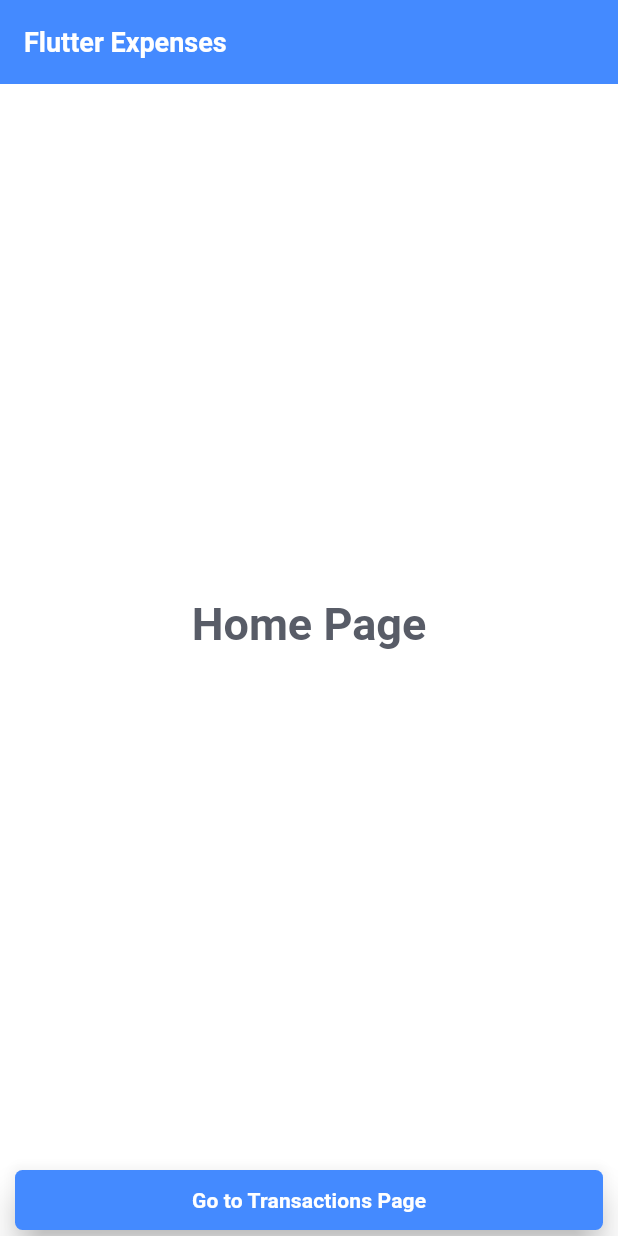
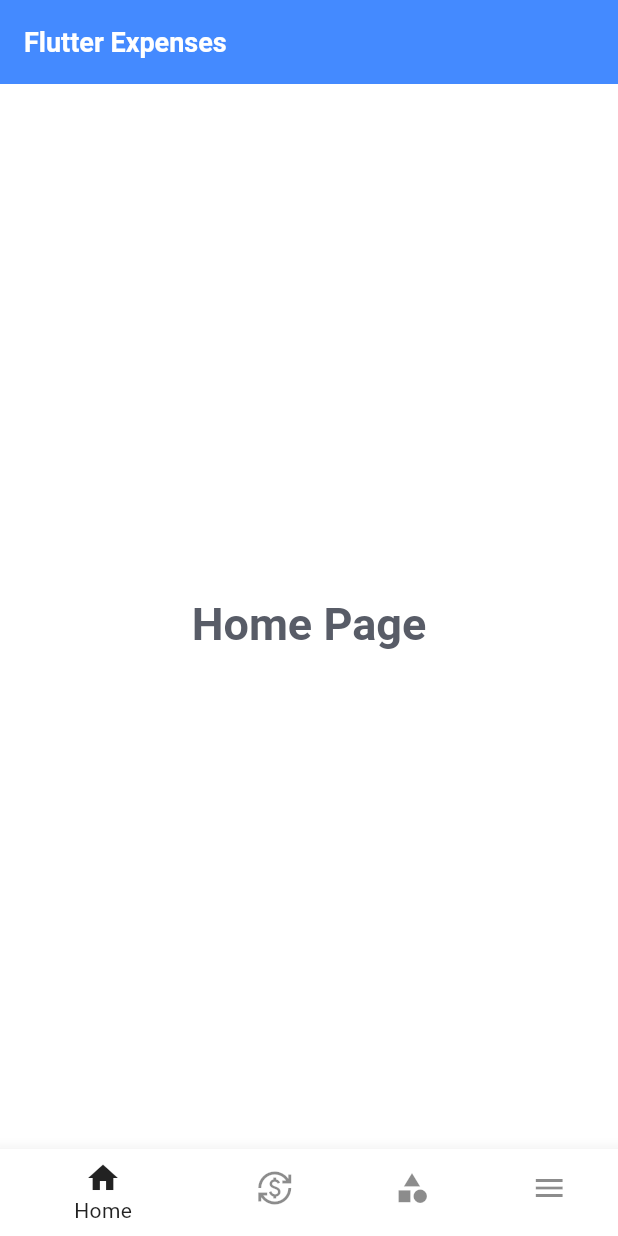
Before and after one commit to marco-maturana/flutter-expenses, a Flutter app: the screen it shows after launch, on a phone screen of 412 x 824 dp. Run offline on Flutter 3.47's test engine with Material 3 defaults, Android fonts, the phone set to English and light mode, and no system bars; our stand-ins replace flutter_hooks, go_router, hooks_riverpod, riverpod_annotation; generated files the repository leaves out were written again; Roboto replaces fonts that are missing (Readex Pro).

Commit message:
add bottom navigation bar

```diff
--- /dev/null
+++ b/lib/ui/layouts/default/components/bottom_navigation_bar.dart
@@ -0,0 +1,55 @@
+import 'package:flutter/material.dart';
+import 'package:flutter_hooks/flutter_hooks.dart';
+import 'package:go_router/go_router.dart';
+
+class BottomNavigationBarComponent extends HookWidget {
+  const BottomNavigationBarComponent({super.key});
+
+  @override
+  Widget build(BuildContext context) {
+    final uri = GoRouterState.of(context).uri;
+    final selectedIndex = useState(uri.path == '/' ? 0 : 1);
+
+    return BottomNavigationBar(
+      elevation: 10,
+      items: const <BottomNavigationBarItem>[
+        BottomNavigationBarItem(
+          backgroundColor: Colors.white,
+          icon: Icon(Icons.home),
+          label: 'Home',
+        ),
+        BottomNavigationBarItem(
+          backgroundColor: Colors.white,
+          icon: Icon(Icons.currency_exchange),
+          label: 'Transactions',
+        ),
+        BottomNavigationBarItem(
+          backgroundColor: Colors.white,
+          icon: Icon(Icons.category),
+          label: 'Categories',
+        ),
+        BottomNavigationBarItem(
+          backgroundColor: Colors.white,
+          icon: Icon(Icons.menu),
+          label: 'Menu',
+        ),
+      ],
+      currentIndex: selectedIndex.value,
+      selectedItemColor: Colors.black87,
+      unselectedItemColor: Colors.black45,
+      onTap: (int index) async {
+        selectedIndex.value = index;
+
+        if (context.mounted) {
+          if (index == 0) {
+            context.go('/');
+          } else if (index == 1) {
+            context.go('/transactions');
+          } else {
+            print('index $index');
+          }
+        }
+      },
+    );
+  }
+}
--- a/lib/ui/layouts/default/default_layout.dart
+++ b/lib/ui/layouts/default/default_layout.dart
@@ -2,6 +2,7 @@ import 'package:flutter/material.dart';
 import 'package:flutter_hooks/flutter_hooks.dart';
 
 import 'components/app_bar.dart';
+import 'components/bottom_navigation_bar.dart';
 
 class DefaultLayout extends HookWidget {
   final Widget body;
@@ -23,6 +24,7 @@ class DefaultLayout extends HookWidget {
           child: body,
         ),
       ),
+      bottomNavigationBar: const BottomNavigationBarComponent(),
     );
   }
 }
--- a/lib/ui/router/router_config.dart
+++ b/lib/ui/router/router_config.dart
@@ -7,9 +7,10 @@ GoRouter routeConfig() => GoRouter(initialLocation: '/', routes: [
       GoRoute(
           path: '/',
           builder: (context, state) => const HomePage(),
-      ),
+          routes: [
             GoRoute(
               path: '/transactions',
               builder: (context, state) => const TransactionsPage(),
             ),
+          ]),
     ]);
```
Lines whose indentation alone changed are shown as unchanged.
